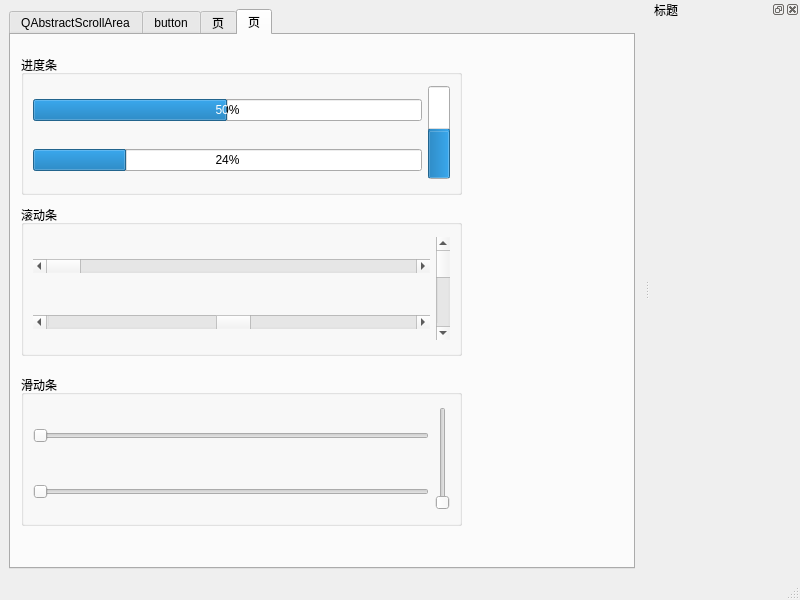
First picture: the form in QStyleDemo/QssDemo/mainwindow.ui, repository mahuifa/QMDemo, before the edit.
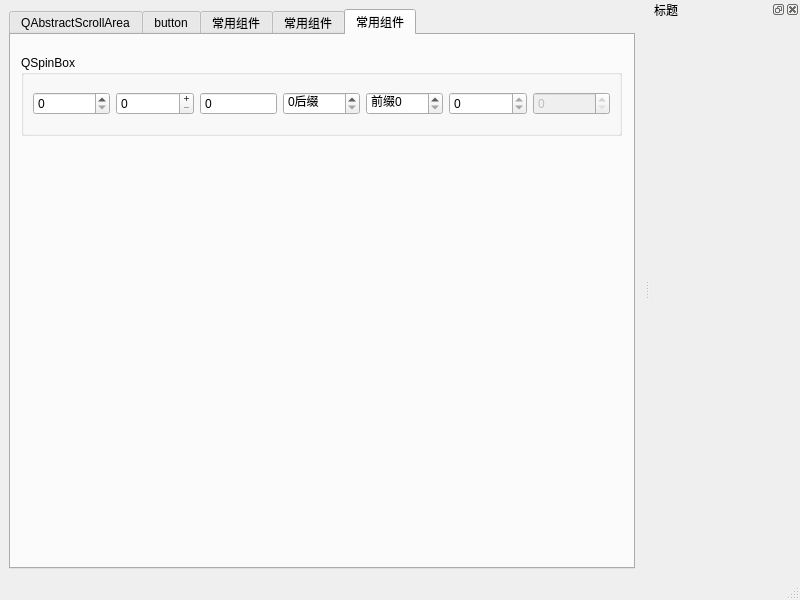
Second picture: the form after the edit.

Commit message:
新功能：实现QssDemo功能
    1、完成QSpinBox样式。

```diff
--- a/QStyleDemo/QssDemo/mainwindow.ui
+++ b/QStyleDemo/QssDemo/mainwindow.ui
@@ -21,7 +21,7 @@
        <string notr="true"/>
       </property>
       <property name="currentIndex">
-       <number>3</number>
+       <number>4</number>
       </property>
       <widget class="QWidget" name="tab">
        <attribute name="title">
@@ -574,7 +574,7 @@
       </widget>
       <widget class="QWidget" name="tab_3">
        <attribute name="title">
-        <string>页</string>
+        <string>常用组件</string>
        </attribute>
        <widget class="QGroupBox" name="groupBox_5">
         <property name="geometry">
@@ -835,7 +835,7 @@
       </widget>
       <widget class="QWidget" name="tab_4">
        <attribute name="title">
-        <string>页</string>
+        <string>常用组件</string>
        </attribute>
        <widget class="QGroupBox" name="groupBox_9">
         <property name="geometry">
@@ -988,6 +988,120 @@
         </layout>
        </widget>
       </widget>
+      <widget class="QWidget" name="tab_5">
+       <attribute name="title">
+        <string>常用组件</string>
+       </attribute>
+       <widget class="QGroupBox" name="groupBox_12">
+        <property name="geometry">
+         <rect>
+          <x>10</x>
+          <y>20</y>
+          <width>601</width>
+          <height>81</height>
+         </rect>
+        </property>
+        <property name="title">
+         <string>QSpinBox</string>
+        </property>
+        <layout class="QGridLayout" name="gridLayout_10">
+         <item row="0" column="0">
+          <widget class="QSpinBox" name="spinBox">
+           <property name="toolTip">
+            <string>设置使用上下箭头</string>
+           </property>
+          </widget>
+         </item>
+         <item row="0" column="1">
+          <widget class="QSpinBox" name="spinBox_2">
+           <property name="toolTip">
+            <string>设置使用加减图标，这里有一个bug，需要设置qss才会显示加减</string>
+           </property>
+           <property name="frame">
+            <bool>true</bool>
+           </property>
+           <property name="buttonSymbols">
+            <enum>QAbstractSpinBox::PlusMinus</enum>
+           </property>
+           <property name="correctionMode">
+            <enum>QAbstractSpinBox::CorrectToPreviousValue</enum>
+           </property>
+           <property name="stepType">
+            <enum>QAbstractSpinBox::AdaptiveDecimalStepType</enum>
+           </property>
+          </widget>
+         </item>
+         <item row="0" column="2">
+          <widget class="QSpinBox" name="spinBox_3">
+           <property name="toolTip">
+            <string>没有调节按键</string>
+           </property>
+           <property name="buttonSymbols">
+            <enum>QAbstractSpinBox::NoButtons</enum>
+           </property>
+           <property name="stepType">
+            <enum>QAbstractSpinBox::DefaultStepType</enum>
+           </property>
+          </widget>
+         </item>
+         <item row="0" column="3">
+          <widget class="QSpinBox" name="spinBox_4">
+           <property name="toolTip">
+            <string>使用后缀</string>
+           </property>
+           <property name="buttonSymbols">
+            <enum>QAbstractSpinBox::UpDownArrows</enum>
+           </property>
+           <property name="suffix">
+            <string>后缀</string>
+           </property>
+           <property name="stepType">
+            <enum>QAbstractSpinBox::DefaultStepType</enum>
+           </property>
+          </widget>
+         </item>
+         <item row="0" column="4">
+          <widget class="QSpinBox" name="spinBox_5">
+           <property name="toolTip">
+            <string>使用前缀</string>
+           </property>
+           <property name="buttonSymbols">
+            <enum>QAbstractSpinBox::UpDownArrows</enum>
+           </property>
+           <property name="suffix">
+            <string/>
+           </property>
+           <property name="prefix">
+            <string>前缀</string>
+           </property>
+           <property name="stepType">
+            <enum>QAbstractSpinBox::DefaultStepType</enum>
+           </property>
+          </widget>
+         </item>
+         <item row="0" column="5">
+          <widget class="QSpinBox" name="spinBox_6">
+           <property name="toolTip">
+            <string>设置只读</string>
+           </property>
+           <property name="readOnly">
+            <bool>true</bool>
+           </property>
+          </widget>
+         </item>
+         <item row="0" column="6">
+          <widget class="QSpinBox" name="spinBox_7">
+           <property name="enabled">
+            <bool>false</bool>
+           </property>
+           <property name="toolTip">
+            <string>设置禁用</string>
+           </property>
+          </widget>
+         </item>
+        </layout>
+       </widget>
+      </widget>
      </widget>
     </item>
    </layout>
```
The commit also changes 2 other files.
